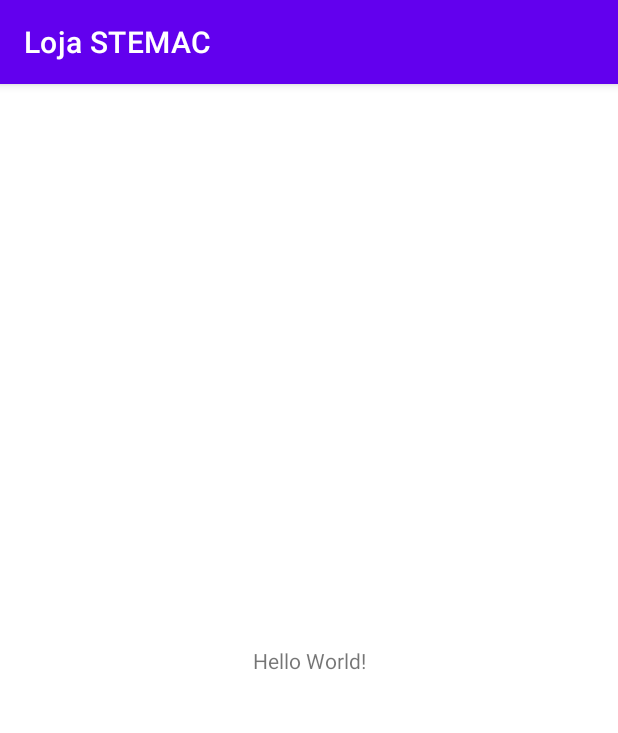
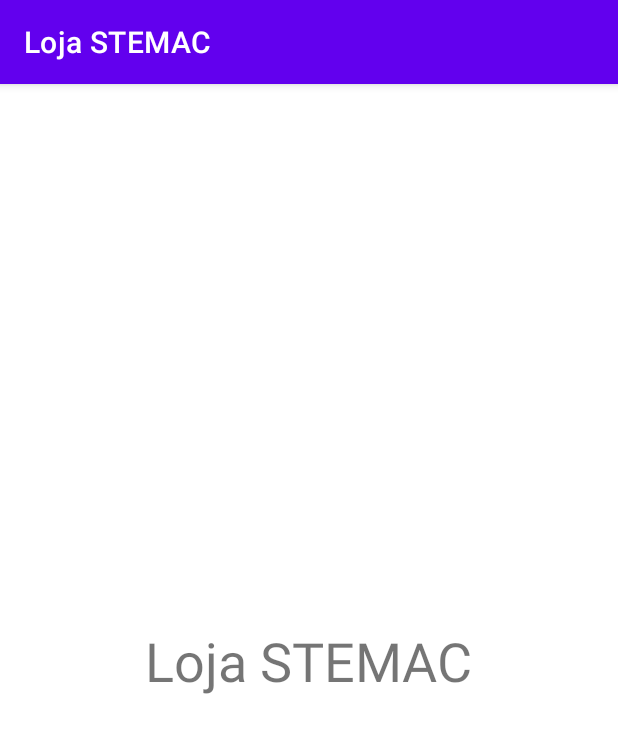
Before and after one commit to marcosgabriel62/marcosgabriel62, an Android app: the screen it shows after launch (MainActivity), on a phone screen of 412 x 824 dp. Shown: the top 733 px of the screen. Run offline under Robolectric (Android 15) with nearby library versions, the phone set to English and light mode, and no system bars.

Commit message:
atualização 21:16 24/10

```diff
--- a/AppLojaStemac/applojastemac/src/main/res/layout/activity_main.xml
+++ b/AppLojaStemac/applojastemac/src/main/res/layout/activity_main.xml
@@ -9,7 +9,8 @@
     <TextView
         android:layout_width="wrap_content"
         android:layout_height="wrap_content"
-        android:text="Hello World!"
+        android:text="@string/app_name"
+        android:textSize="36sp"
         app:layout_constraintBottom_toBottomOf="parent"
         app:layout_constraintLeft_toLeftOf="parent"
         app:layout_constraintRight_toRightOf="parent"
```
